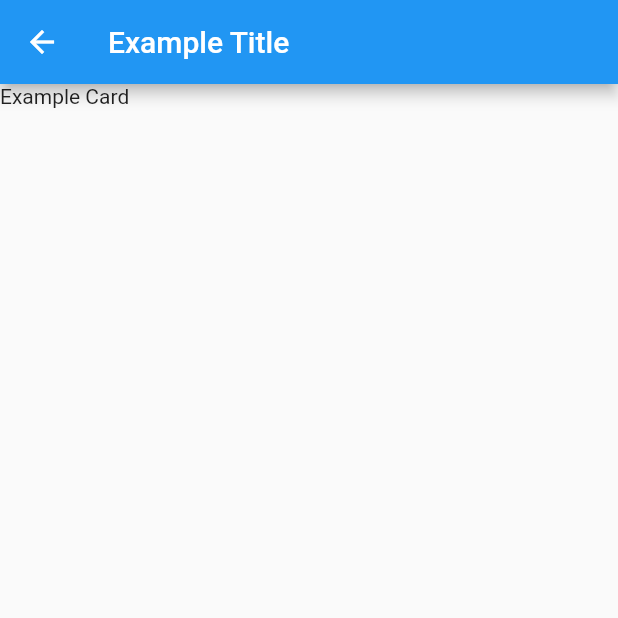
After one commit to LukewarmCoffee/chichi-gaijin, a Flutter app: the screen it shows after launch, after a tap on "Example Title", on a phone screen of 412 x 824 dp, the top half of it. The commit adds this screen. Run offline on Flutter 3.47's test engine with Material 2 defaults, Android fonts, the phone set to English and light mode, and no system bars.

Commit message:
small lesson changes, finish lesson button

```diff
--- /dev/null
+++ b/lib/content_card_widgets/title_card_view.dart
@@ -0,0 +1,27 @@
+import 'package:chichi_gaijin_two/models/content_cards.dart';
+import 'package:chichi_gaijin_two/providers/main/agenda.dart';
+import 'package:flutter/material.dart';
+import 'package:provider/provider.dart';
+
+class TitleCardView extends StatelessWidget {
+  final int lessonIndex;
+  final int cardIndex;
+
+  const TitleCardView({
+    @required this.lessonIndex,
+    @required this.cardIndex,
+  });
+  @override
+  Widget build(BuildContext context) {
+    final agenda = Provider.of<Agenda>(context);
+    final TitleCard card = agenda.lessons[lessonIndex].cards[cardIndex];
+    return card.subtitle == null
+        ? Text(card.title)
+        : Column(
+            children: <Widget>[
+              Text(card.title),
+              Text(card.subtitle),
+            ],
+          );
+  }
+}
--- a/lib/main.dart
+++ b/lib/main.dart
@@ -1,5 +1,6 @@
 //routes
 import 'package:chichi_gaijin_two/pages/home.dart';
+import 'package:chichi_gaijin_two/pages/lesson_page.dart';
 //providers
 import 'package:chichi_gaijin_two/providers/main/agenda.dart';
 import 'package:chichi_gaijin_two/providers/main/deck.dart';
@@ -16,14 +17,34 @@ class MyApp extends StatelessWidget {
     return MultiProvider(
       providers: [
         ChangeNotifierProvider<Agenda>(create: (_) => Agenda()),
-        ChangeNotifierProvider<Deck>(create: (_) => Deck(),),
-        ChangeNotifierProvider<HiddenLessons>(create: (_) => HiddenLessons(),),
+        ChangeNotifierProvider<Deck>(
+          create: (_) => Deck(),
+        ),
+        ChangeNotifierProvider<HiddenLessons>(
+          create: (_) => HiddenLessons(),
+        ),
       ],
       child: MaterialApp(
         title: 'ChiChi Gaijin',
         theme: ThemeData(
           primarySwatch: Colors.blue,
         ),
+        onGenerateRoute: (RouteSettings settings) {
+          if (settings.name == LessonPage.route)
+            return MaterialPageRoute(
+              builder: (_) {
+                return LessonPage(
+                  lessonIndex: settings.arguments,
+                );
+              },
+            );
+
+          return MaterialPageRoute(
+            builder: (_) {
+              return Home();
+            },
+          );
+        },
         routes: {
           '/': (_) => Home(),
         },
--- a/lib/models/content_cards.dart
+++ b/lib/models/content_cards.dart
@@ -1,3 +1,4 @@
+import 'package:chichi_gaijin_two/models/word.dart';
 import 'package:flutter/foundation.dart';
 //Contains all the types of cards a user might see
 //The meat and potatoes of this app
@@ -12,3 +13,15 @@ class TitleCard implements ContentCards {
     this.subtitle,
   });
 }
+//Special card; adds this card to deck upon finishing a lesson
+class VocabCard implements ContentCards {
+  //the word to be added
+  final Word word;
+  //whether the user can see this card during the lesson
+  final bool hidden;
+
+  const VocabCard({
+    @required this.word,
+    @required this.hidden,
+  });
+}
--- a/lib/pages/home.dart
+++ b/lib/pages/home.dart
@@ -1,7 +1,10 @@
+import 'package:chichi_gaijin_two/models/lesson_types.dart';
+import 'package:chichi_gaijin_two/pages/lesson_page.dart';
 import 'package:chichi_gaijin_two/providers/main/agenda.dart';
 //external
 import 'package:flutter/material.dart';
 import 'package:provider/provider.dart';
+
 //first touch for the user
 class Home extends StatelessWidget {
   static const route = '/';
@@ -19,8 +22,14 @@ class Home extends StatelessWidget {
           return ListView.builder(
             itemCount: lessons.length,
             itemBuilder: (BuildContext context, int lessonIndex) {
-              //TODO: lesson types
-              return Text('heyoo');
+              return RaisedButton(
+                onPressed: () => Navigator.pushNamed(
+                  context,
+                  LessonPage.route,
+                  arguments: lessonIndex,
+                ),
+                child: Text(lessons[lessonIndex].title),
+              );
             },
           );
         },
--- /dev/null
+++ b/lib/pages/lesson_page.dart
@@ -0,0 +1,59 @@
+import 'package:chichi_gaijin_two/content_card_widgets/end_card.dart';
+import 'package:chichi_gaijin_two/content_card_widgets/title_card_view.dart';
+import 'package:chichi_gaijin_two/content_card_widgets/vocab_card_view.dart';
+import 'package:chichi_gaijin_two/models/content_cards.dart';
+import 'package:chichi_gaijin_two/providers/main/agenda.dart';
+import 'package:chichi_gaijin_two/providers/main/deck.dart';
+import 'package:chichi_gaijin_two/providers/main/hidden_lessons.dart';
+import 'package:chichi_gaijin_two/providers/proxys/finish_lesson.dart';
+import 'package:flutter/material.dart';
+import 'package:provider/provider.dart';
+
+class LessonPage extends StatelessWidget {
+  static const route = '/lesson';
+  final int lessonIndex;
+
+  const LessonPage({
+    @required this.lessonIndex,
+  });
+  @override
+  Widget build(BuildContext context) {
+    final agenda = Provider.of<Agenda>(context);
+    final lesson = agenda.lessons[lessonIndex];
+    final cards = lesson.cards;
+    return Scaffold(
+      appBar: AppBar(
+        title: Text(lesson.title),
+      ),
+      body: MultiProvider(
+        providers: [
+          ProxyProvider3<Agenda, HiddenLessons, Deck, FinishLesson>(
+          update: (_, agenda, hiddenLessons, deck, __) => FinishLesson(
+            agenda: agenda,
+            hiddenLessons: hiddenLessons,
+            deck: deck,
+          ),
+        ),
+        ],
+              child: PageView(
+          children: <Widget>[
+            for (int cardIndex = 0; cardIndex < cards.length; cardIndex++)
+              if (cards.length != cardIndex)
+                if (cards[cardIndex] is TitleCard)
+                  TitleCardView(
+                    cardIndex: cardIndex,
+                    lessonIndex: lessonIndex,
+                  )
+                else if (cards[cardIndex] is VocabCard &&
+                    !(cards[cardIndex] as VocabCard).hidden)
+                  VocabCardView(
+                    lessonIndex: lessonIndex,
+                    cardIndex: cardIndex,
+                  ),
+            EndCard(lessonIndex: lessonIndex),
+          ],
+        ),
+      ),
+    );
+  }
+}
--- a/lib/providers/main/agenda.dart
+++ b/lib/providers/main/agenda.dart
@@ -1,19 +1,43 @@
 import 'package:chichi_gaijin_two/models/content_cards.dart';
 import 'package:chichi_gaijin_two/models/lesson_types.dart';
+import 'package:chichi_gaijin_two/models/word.dart';
 import 'package:flutter/foundation.dart';
 //internal
 import 'package:chichi_gaijin_two/models/lesson.dart';
+
 //The home page list of lessons the user will see
 //lessons are added to the agenda from the HiddenLessons provider
-//Alternatively Machine created reviews are added
+//Alternatively machine created reviews are added
 //an algorithm determines what to add based on user input
 //more specifically, how long they take to finish lessons and
 //how well they perform on reviews
-class Agenda with ChangeNotifier{
+class Agenda with ChangeNotifier {
   List<Lesson> _lessons = [
     Lesson(
       title: 'Example Title',
-      cards: [TitleCard(title: 'Example Card')],
+      cards: [
+        TitleCard(title: 'Example Card'),
+        VocabCard(
+            word: Word(
+              japanese: 'japanese',
+              kana: 'kana',
+              romaji: 'romaji',
+              english: 'english',
+              definition: 'definition',
+              confidence: 0.0,
+            ),
+            hidden: false),
+        VocabCard(
+            word: Word(
+              japanese: 'japanese 2',
+              kana: 'kana 2',
+              romaji: 'romaji 2',
+              english: 'english 2',
+              definition: 'definition 2',
+              confidence: 0.0,
+            ),
+            hidden: true),
+      ],
       type: LessonTypes.authorLesson,
     ),
   ];
@@ -22,4 +46,8 @@ class Agenda with ChangeNotifier{
     return _lessons;
   }
 
+  add(Lesson lesson){
+    _lessons.add(lesson);
+    notifyListeners();
+  }
 }
--- a/lib/providers/main/deck.dart
+++ b/lib/providers/main/deck.dart
@@ -16,4 +16,9 @@ class Deck with ChangeNotifier{
     return _extraReviews;
   }
 
+  add(Word word){
+    _deck.add(word);
+    notifyListeners();
+  }
+
 }
--- a/lib/providers/proxys/finish_lesson.dart
+++ b/lib/providers/proxys/finish_lesson.dart
@@ -1 +1,38 @@
 //upon finishing a lesson, moves any special contentcards into the deck
+import 'package:chichi_gaijin_two/models/content_cards.dart';
+import 'package:chichi_gaijin_two/providers/main/agenda.dart';
+import 'package:chichi_gaijin_two/providers/main/deck.dart';
+import 'package:chichi_gaijin_two/providers/main/hidden_lessons.dart';
+import 'package:flutter/cupertino.dart';
+
+class FinishLesson{
+  final Agenda agenda;
+  final Deck deck;
+  final HiddenLessons hiddenLessons;
+
+  const FinishLesson({
+    @required this.agenda,
+    @required this.deck,
+    @required this.hiddenLessons,
+  });
+  //adds any review type cards or words to the deck
+  //decides what type of lesson to add to the agenda next
+  endLesson({@required int lessonIndex}){
+    final cards = agenda.lessons[lessonIndex].cards;
+
+    for(int i = 0; i < cards.length; i++){
+      final card = cards[i];
+      if(card is VocabCard)
+        deck.add(card.word);
+    }
+
+    final lesson = hiddenLessons.pop();
+
+
+    if(lesson != null)
+      agenda.add(lesson);
+
+  }
+
+
+}
--- a/lib/providers/proxys/next_lesson.dart
+++ /dev/null
@@ -1 +0,0 @@
-//decides what type of lesson to move to the agenda
--- a/pubspec.yaml
+++ b/pubspec.yaml
@@ -14,7 +14,7 @@ description: A new Flutter project.
 version: 1.0.0+1
 
 environment:
-  sdk: ">=2.1.0 <3.0.0"
+  sdk: ">=2.3.0 <3.0.0"
 
 dependencies:
   flutter:
```
Also changed, not shown: lib/content_card_widgets/end_card.dart (added, +25 -0 lines), lib/content_card_widgets/vocab_card_view.dart (added, +30 -0 lines), lib/providers/main/hidden_lessons.dart (+12 -1 lines).
